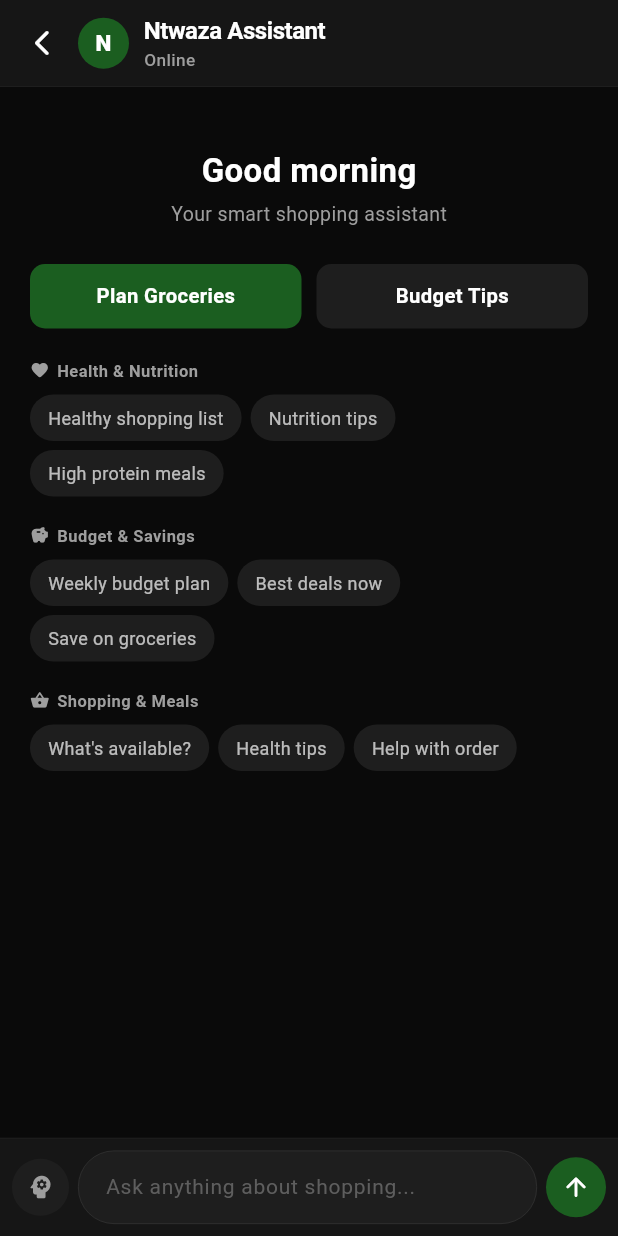
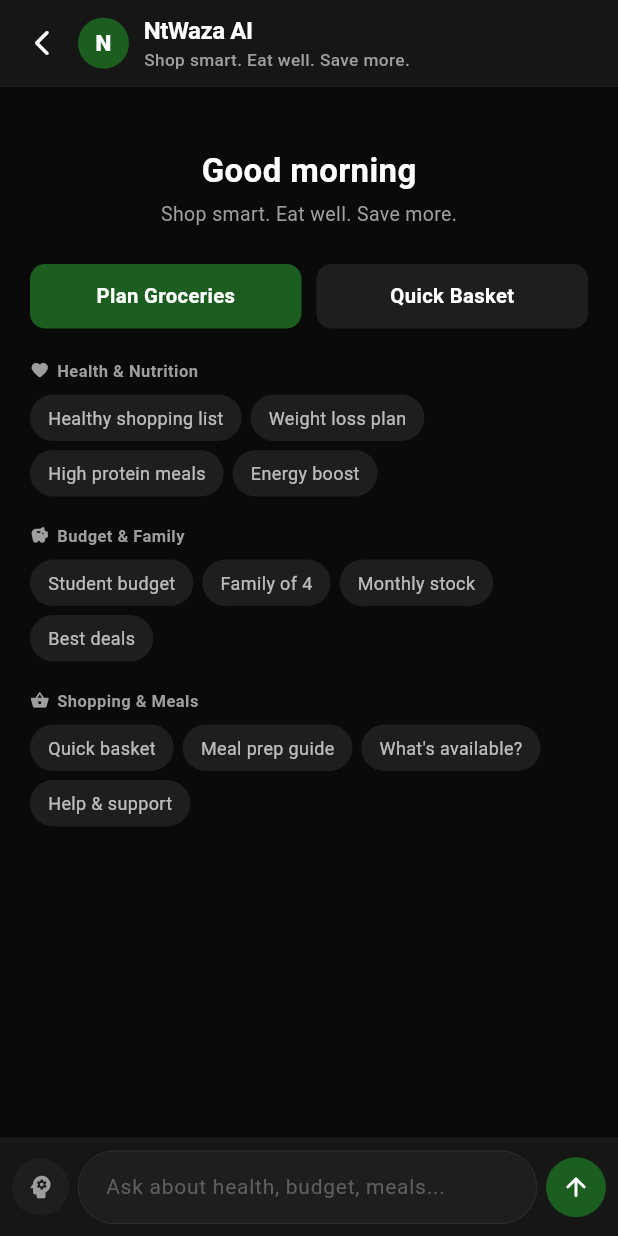
Before and after one commit to sugira-a/ntwaza2026, a Flutter app: the AiAssistantScreen screen opened by its route, on a phone screen of 412 x 824 dp. Run offline on Flutter 3.47's test engine with Material 3 defaults, Android fonts, the phone set to English and light mode, and no system bars; our stand-ins replace firebase_core, firebase_messaging, flutter_local_notifications, geocoding, geolocator, go_router and 7 more; missing offline and left inert: google_maps_flutter_android, google_maps_flutter_platform_interface; accounts and stored records are empty; network calls fail.

Commit message:
feat: NtWaza AI persona + location/map fixes
- Implement NtWaza AI 5-mode persona (Health, Budget, Family, Quick Order, Vendor)
- Reorganize AI assistant UI with mode-based sections
- Fix location not auto-fetching on first install (remove blanket timeout)
- Fix map slow loading (show immediately, resolve GPS in background)
- Await addressProvider.initialize() in main.dart
- Update smart cart preference chips and contextual actions

```diff
--- a/lib/main.dart
+++ b/lib/main.dart
@@ -108,8 +108,8 @@ void main() async {
 
   // Initialize AddressProvider (lightweight — reads SharedPreferences)
   final addressProvider = AddressProvider();
-  // Don't block app launch — let it load while splash screen shows
-  addressProvider.initialize();
+  // Await so addresses are loaded before splash checks hasAddresses
+  await addressProvider.initialize();
 
   // Initialize API services
   final apiService = ApiService();
--- a/lib/screens/customer/ai_assistant_screen.dart
+++ b/lib/screens/customer/ai_assistant_screen.dart
@@ -193,7 +193,7 @@ class _AiAssistantScreenState extends State<AiAssistantScreen>
 
     final actions = <_QuickAction>[];
 
-    // Smart Cart — always first, it's the flagship feature
+    // Smart Cart — always first, flagship feature
     actions.add(_QuickAction('\uD83D\uDED2 Plan my groceries', Icons.psychology_rounded, '__SMART_CART__'));
 
     // Time-based meal suggestion
@@ -205,8 +205,8 @@ class _AiAssistantScreenState extends State<AiAssistantScreen>
       actions.add(_QuickAction('Dinner ideas', Icons.dinner_dining_rounded, 'What should I cook for a healthy dinner? Consider nutrition balance.'));
     }
 
-    // Budget — always available
-    actions.add(_QuickAction('Budget advice', Icons.savings_rounded, 'How can I save money on groceries this week? Give me specific budget tips based on what\'s available.'));
+    // Budget
+    actions.add(_QuickAction('Budget plan', Icons.savings_rounded, 'I\'m on a tight budget. Help me plan affordable groceries for the week with good nutrition.'));
 
     // Cart actions
     if (hasCart) {
@@ -214,14 +214,21 @@ class _AiAssistantScreenState extends State<AiAssistantScreen>
       actions.add(_QuickAction('Complete my cart', Icons.add_shopping_cart_rounded, 'What am I missing in my cart? Suggest items for balanced nutrition and complete meals.'));
     }
 
-    // Health-focused actions
+    // Health
     actions.add(_QuickAction('Healthy shopping', Icons.health_and_safety_rounded, 'Build me a healthy shopping list with high protein, vegetables, and whole grains. Focus on nutrition.'));
+
+    // Family mode
+    actions.add(_QuickAction('Family groceries', Icons.family_restroom_rounded, 'Help me plan groceries for my family of 4 for a month. Include variety and balanced nutrition.'));
+
+    // Quick order
+    actions.add(_QuickAction('Quick basket', Icons.flash_on_rounded, 'Just give me a balanced grocery basket. Add the essentials to my cart now.'));
+
+    // Meal prep
     actions.add(_QuickAction('Meal prep guide', Icons.restaurant_menu_rounded, 'Help me plan affordable meal prep for the week. Include nutrition tips and budget breakdown.'));
 
     // Core actions
     actions.add(_QuickAction('What\'s available?', Icons.inventory_2_rounded, 'What products are available right now? Show me the best deals by category.'));
-    actions.add(_QuickAction('Health tips', Icons.favorite_rounded, 'Give me practical healthy eating tips for balanced nutrition based on local food. Include protein and vitamin sources.'));
-    actions.add(_QuickAction('Help with order', Icons.support_agent_rounded, 'I need help with my order'));
+    actions.add(_QuickAction('Help & support', Icons.support_agent_rounded, 'I need help with my order or delivery'));
 
     return actions;
   }
@@ -432,7 +439,7 @@ class _AiAssistantScreenState extends State<AiAssistantScreen>
                         const SizedBox(height: 8),
                         Wrap(
                           spacing: 6, runSpacing: 6,
-                          children: ['High protein', 'Vegetarian', 'No beef', 'Low carb', 'Family meals', 'Low budget', 'Balanced nutrition', 'Weight loss'].map((p) =>
+                          children: ['High protein', 'Vegetarian', 'No beef', 'Low carb', 'Family meals', 'Low budget', 'Balanced nutrition', 'Weight loss', 'Student budget', 'Meal prep', 'Halal'].map((p) =>
                             _prefChip(p, prefsCtrl, isDark),
                           ).toList(),
                         ),
@@ -860,11 +867,11 @@ class _AiAssistantScreenState extends State<AiAssistantScreen>
                     mainAxisAlignment: MainAxisAlignment.center,
                     crossAxisAlignment: CrossAxisAlignment.start,
                     children: [
-                      Text('Ntwaza Assistant', style: TextStyle(
+                      Text('NtWaza AI', style: TextStyle(
                         color: tp, fontSize: 16, fontWeight: FontWeight.w700, letterSpacing: -0.3,
                       )),
                       Text(
-                        _isSending ? 'Typing...' : 'Online',
+                        _isSending ? 'Thinking...' : 'Shop smart. Eat well. Save more.',
                         style: TextStyle(color: _isSending ? Colors.orange : ts, fontSize: 11.5, fontWeight: FontWeight.w500),
                       ),
                     ],
@@ -903,7 +910,7 @@ class _AiAssistantScreenState extends State<AiAssistantScreen>
             color: tp, fontSize: 22, fontWeight: FontWeight.w600,
           ))),
           const SizedBox(height: 4),
-          Center(child: Text('Your smart shopping assistant', style: TextStyle(color: ts, fontSize: 13))),
+          Center(child: Text('Shop smart. Eat well. Save more.', style: TextStyle(color: ts, fontSize: 13))),
 
           const SizedBox(height: 24),
 
@@ -916,8 +923,8 @@ class _AiAssistantScreenState extends State<AiAssistantScreen>
             )),
             const SizedBox(width: 10),
             Expanded(child: _welcomeButton(
-              label: 'Budget Tips',
-              onTap: () => _sendMessage('How can I save money on my groceries? Give me specific budget tips based on available products.'),
+              label: 'Quick Basket',
+              onTap: () => _sendMessage('Just give me a balanced grocery basket with essentials. Add items to my cart.'),
               isDark: isDark, tp: tp,
             )),
           ]),
@@ -936,42 +943,44 @@ class _AiAssistantScreenState extends State<AiAssistantScreen>
 
           const SizedBox(height: 20),
 
-          // ── Health Section ──
+          // ── Health & Nutrition Section ──
           _sectionHeader('Health & Nutrition', Icons.favorite_rounded, ts),
           const SizedBox(height: 8),
           Wrap(
             spacing: 6, runSpacing: 6,
             children: [
               _actionChip(_QuickAction('Healthy shopping list', Icons.health_and_safety_rounded, 'Build me a healthy shopping list with high protein, vegetables, and whole grains. Include nutrition info.'), isDark),
-              _actionChip(_QuickAction('Nutrition tips', Icons.monitor_heart_outlined, 'Give me practical nutrition tips for balanced meals using locally available food'), isDark),
+              _actionChip(_QuickAction('Weight loss plan', Icons.monitor_weight_rounded, 'I want to lose weight. Help me plan healthy groceries that are low calorie but filling.'), isDark),
               _actionChip(_QuickAction('High protein meals', Icons.fitness_center_rounded, 'Suggest affordable high protein meals I can make from available products'), isDark),
+              _actionChip(_QuickAction('Energy boost', Icons.bolt_rounded, 'I feel tired often. What foods give me more energy? Suggest iron and vitamin rich items.'), isDark),
             ],
           ),
 
           const SizedBox(height: 18),
 
-          // ── Budget Section ──
-          _sectionHeader('Budget & Savings', Icons.savings_rounded, ts),
+          // ── Budget & Family Section ──
+          _sectionHeader('Budget & Family', Icons.savings_rounded, ts),
           const SizedBox(height: 8),
           Wrap(
             spacing: 6, runSpacing: 6,
             children: [
-              _actionChip(_QuickAction('Weekly budget plan', Icons.calendar_month_rounded, '__SMART_CART__'), isDark),
-              _actionChip(_QuickAction('Best deals now', Icons.local_offer_rounded, 'What are the best value products available right now? Show cheapest items by category.'), isDark),
-              _actionChip(_QuickAction('Save on groceries', Icons.trending_down_rounded, 'How can I reduce my grocery spending? Give practical tips with specific products.'), isDark),
+              _actionChip(_QuickAction('Student budget', Icons.school_rounded, 'I\'m a student with 10,000 RWF. Plan my groceries for a week with good nutrition.'), isDark),
+              _actionChip(_QuickAction('Family of 4', Icons.family_restroom_rounded, 'Help me plan monthly groceries for a family of 4. Include variety and balanced nutrition.'), isDark),
+              _actionChip(_QuickAction('Monthly stock', Icons.inventory_rounded, 'Build a monthly grocery stock list. Split into non-perishables and weekly perishables.'), isDark),
+              _actionChip(_QuickAction('Best deals', Icons.local_offer_rounded, 'What are the best value products available right now? Show cheapest items by category.'), isDark),
             ],
           ),
 
           const SizedBox(height: 18),
 
-          // ── Shopping Section ──
+          // ── Shopping & Meals Section ──
           _sectionHeader('Shopping & Meals', Icons.shopping_basket_rounded, ts),
           const SizedBox(height: 8),
           Wrap(
             spacing: 6, runSpacing: 6,
             children: _contextualActions
                 .where((a) => a.action != '__SMART_CART__' && a.action != '__ANALYZE_CART__'
-                    && !a.label.contains('Healthy') && !a.label.contains('Budget') && !a.label.contains('Meal prep'))
+                    && !a.label.contains('Healthy') && !a.label.contains('Budget') && !a.label.contains('Family'))
                 .take(5)
                 .map((a) => _actionChip(a, isDark))
                 .toList(),
@@ -1368,21 +1377,24 @@ class _AiAssistantScreenState extends State<AiAssistantScreen>
     final lower = text.toLowerCase();
     final chips = <_QuickAction>[];
 
-    if (lower.contains('budget') || lower.contains('save') || lower.contains('spend') || lower.contains('rwf') || lower.contains('money')) {
+    if (lower.contains('budget') || lower.contains('save') || lower.contains('spend') || lower.contains('rwf') || lower.contains('money') || lower.contains('cheap')) {
       chips.add(_QuickAction('Plan budget', Icons.psychology_rounded, '__SMART_CART__'));
       chips.add(_QuickAction('Best deals', Icons.local_offer_rounded, 'Show me the cheapest products by category'));
     }
-    if (lower.contains('cart') || lower.contains('added') || lower.contains('item')) {
+    if (lower.contains('cart') || lower.contains('added') || lower.contains('item') || lower.contains('basket')) {
       chips.add(_QuickAction('View cart', Icons.shopping_cart_rounded, 'What\'s in my cart right now?'));
     }
-    if (lower.contains('health') || lower.contains('nutrition') || lower.contains('protein') || lower.contains('vitamin') || lower.contains('calorie') || lower.contains('balanced')) {
-      chips.add(_QuickAction('More health tips', Icons.favorite_rounded, 'Give me more practical health and nutrition tips for my diet'));
+    if (lower.contains('health') || lower.contains('nutrition') || lower.contains('protein') || lower.contains('vitamin') || lower.contains('calorie') || lower.contains('balanced') || lower.contains('weight') || lower.contains('diet')) {
+      chips.add(_QuickAction('Health tips', Icons.favorite_rounded, 'Give me more practical health and nutrition tips for my diet'));
       chips.add(_QuickAction('Healthy list', Icons.health_and_safety_rounded, 'Build me a healthy shopping list focused on balanced nutrition'));
     }
-    if (lower.contains('meal') || lower.contains('cook') || lower.contains('recipe') || lower.contains('breakfast') || lower.contains('lunch') || lower.contains('dinner')) {
+    if (lower.contains('meal') || lower.contains('cook') || lower.contains('recipe') || lower.contains('breakfast') || lower.contains('lunch') || lower.contains('dinner') || lower.contains('prep')) {
       chips.add(_QuickAction('Meal ideas', Icons.restaurant_rounded, '__MEAL_IDEAS__'));
     }
-    if (lower.contains('order') || lower.contains('delivery') || lower.contains('track')) {
+    if (lower.contains('family') || lower.contains('kids') || lower.contains('people') || lower.contains('household')) {
+      chips.add(_QuickAction('Family plan', Icons.family_restroom_rounded, 'Help me plan monthly groceries for my family with variety and balanced nutrition.'));
+    }
+    if (lower.contains('order') || lower.contains('delivery') || lower.contains('track') || lower.contains('refund') || lower.contains('cancel')) {
       chips.add(_QuickAction('Contact support', Icons.support_agent_rounded, 'How do I contact support about my order?'));
     }
     if (lower.contains('product') || lower.contains('available') || lower.contains('store') || lower.contains('vendor')) {
@@ -1815,7 +1827,7 @@ class _AiAssistantScreenState extends State<AiAssistantScreen>
               textCapitalization: TextCapitalization.sentences,
               onSubmitted: (_) => _sendMessage(),
               decoration: InputDecoration(
-                hintText: 'Ask anything about shopping...',
+                hintText: 'Ask about health, budget, meals...',
                 hintStyle: TextStyle(color: ts.withOpacity(0.5), fontSize: 14),
                 border: InputBorder.none,
                 contentPadding: const EdgeInsets.symmetric(horizontal: 18, vertical: 12),
```
Also changed, not shown: lib/screens/map/location_picker_screen.dart (+95 -174 lines), lib/screens/splash/splash_screen.dart (+55 -14 lines).
